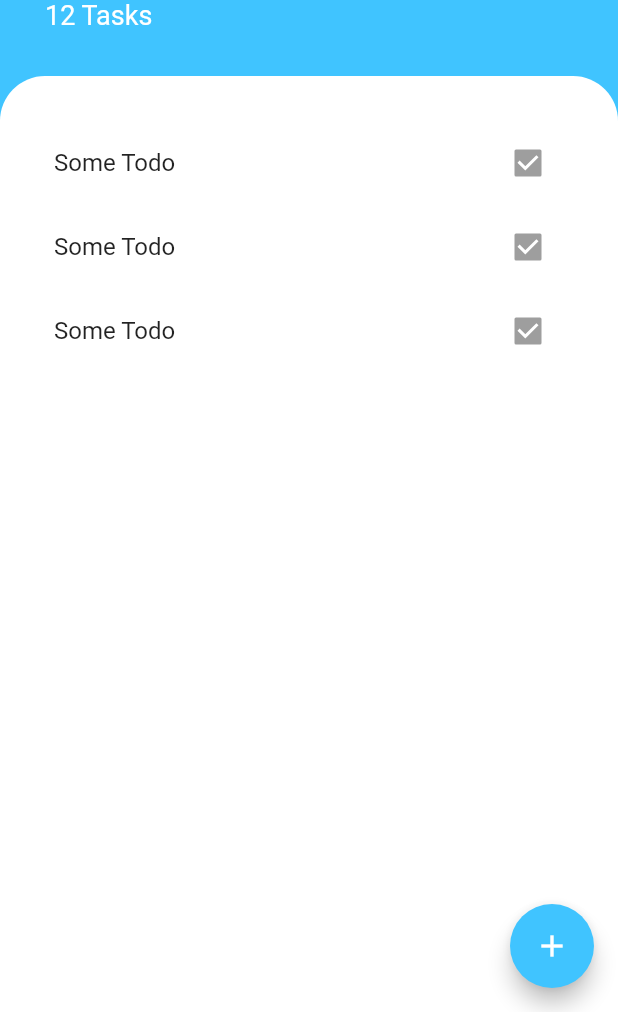
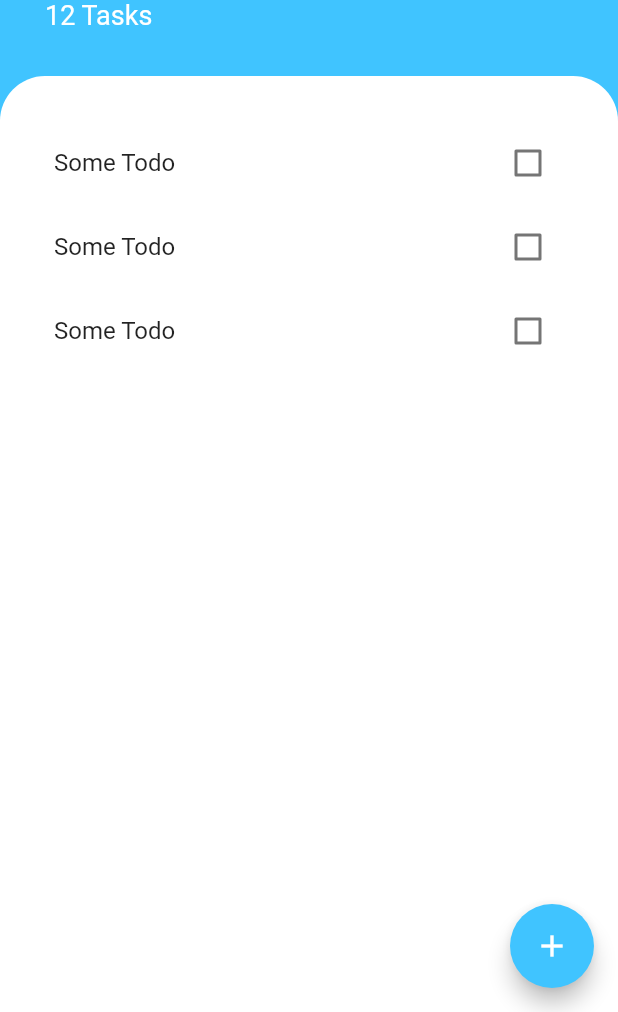
Before and after one commit to officer47p/todoey, a Flutter app: the screen it shows after launch, on a phone screen of 412 x 824 dp, the part 224-1236 px from its top. Run offline on Flutter 3.47's test engine with Material 2 defaults, Android fonts, the phone set to English and light mode, and no system bars.

```diff
--- a/lib/widgets/task_tile.dart
+++ b/lib/widgets/task_tile.dart
@@ -1,13 +1,44 @@
 import 'package:flutter/material.dart';
 
-class TaskTile extends StatelessWidget {
+class TaskTile extends StatefulWidget {
+  @override
+  _TaskTileState createState() => _TaskTileState();
+}
+
+class _TaskTileState extends State<TaskTile> {
+  bool isChecked = false;
   @override
   Widget build(BuildContext context) {
     return ListTile(
-      title: Text("Some Todo"),
-      trailing: Checkbox(
-        value: true,
+      title: Text(
+        "Some Todo",
+        style: TextStyle(
+          decoration: isChecked ? TextDecoration.lineThrough : null,
+        ),
+      ),
+      trailing: TaskCheckbox(
+        isChecked: isChecked,
+        checkCallback: (newValue) {
+          setState(() {
+            isChecked = newValue;
+          });
+        },
       ),
     );
   }
 }
+
+class TaskCheckbox extends StatelessWidget {
+  const TaskCheckbox({@required this.isChecked, @required this.checkCallback});
+  final Function checkCallback;
+  final bool isChecked;
+
+  @override
+  Widget build(BuildContext context) {
+    return Checkbox(
+      value: isChecked,
+      activeColor: Colors.lightBlueAccent,
+      onChanged: checkCallback,
+    );
+  }
+}
```
